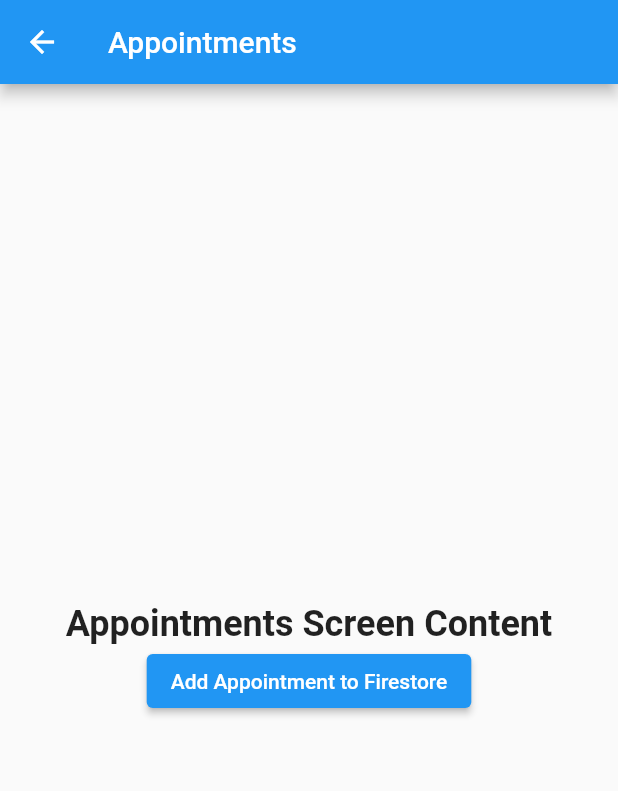
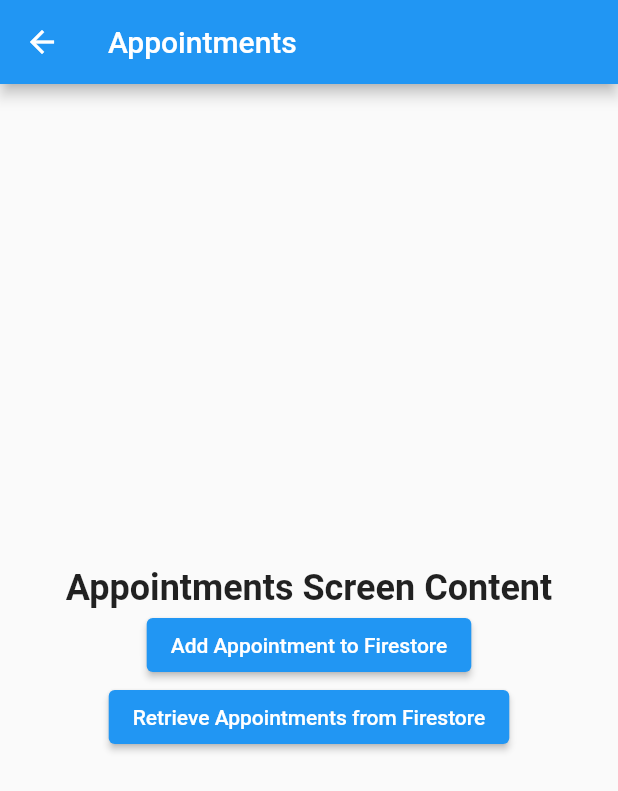
Before and after one commit to frankynava22/easypeasypal, a Flutter app: the AppointmentScreen screen opened directly, after a tap on "Add Appointment to Firestore", on a phone screen of 412 x 824 dp. Shown: the top 791 px of the screen. Run offline on Flutter 3.47's test engine with Material 2 defaults, Android fonts, the phone set to English and light mode, and no system bars; our stand-ins replace cloud_firestore, firebase_auth, firebase_core, get, google_sign_in; accounts and stored records are empty.

Commit message:
Firestore DB read/write set up COMPLETE

```diff
--- a/lib/screens/appointments_screen.dart
+++ b/lib/screens/appointments_screen.dart
@@ -10,13 +10,32 @@ class AppointmentScreen extends StatefulWidget {
 
 class _AppointmentScreenState extends State<AppointmentScreen> {
   final FirebaseFirestore firestore = FirebaseFirestore.instance; // Initialize Firestore
+  final CollectionReference appointmentsCollection =
+      FirebaseFirestore.instance.collection('Appointments');
 
   // Function to add a new appointment to the "Appointments" collection
   Future<void> addAppointmentToFirestore(String date, String title) async {
-    await firestore.collection('Appointments').add({
+    await appointmentsCollection.add({
       'date': date,
       'title': title,
     });
+  }
+
+  // Function to retrieve and print all appointments from the "Appointments" collection
+  Future<void> getAppointmentsFromFirestore() async {
+    final QuerySnapshot querySnapshot = await appointmentsCollection.get();
+    final appointments = querySnapshot.docs;
+
+    for (var appointment in appointments) {
+      final data = appointment.data() as Map<String, dynamic>;
+      if (data.containsKey('date') && data.containsKey('title')) {
+        final date = data['date'] as String; // Cast to String
+        final title = data['title'] as String; // Cast to String
+        print('Date: $date, Title: $title');
+      } else {
+        print('Invalid document format');
+      }
+    }
   }
 
   @override
@@ -43,6 +62,13 @@ class _AppointmentScreenState extends State<AppointmentScreen> {
               },
               child: Text('Add Appointment to Firestore'),
             ),
+            ElevatedButton(
+              onPressed: () {
+                // Call the function to retrieve and print all appointments
+                getAppointmentsFromFirestore();
+              },
+              child: Text('Retrieve Appointments from Firestore'),
+            ),
           ],
         ),
       ),
```
